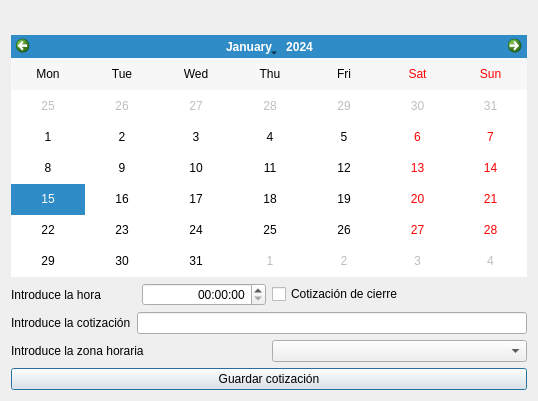
The window that ui/frmQuotesIBM.ui (turulomio/xulpymoney) describes before a commit, drawn with Qt 5.
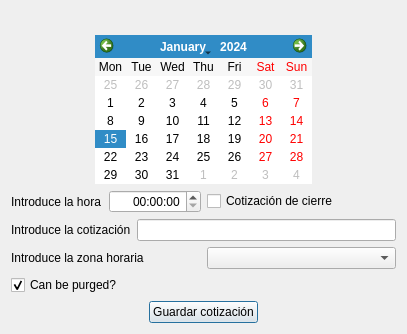
The same window after the commit. Custom widgets are drawn as their Qt base class.

The edit to the form file:
```diff
--- a/ui/frmQuotesIBM.ui
+++ b/ui/frmQuotesIBM.ui
@@ -6,16 +6,16 @@
    <rect>
     <x>0</x>
     <y>0</y>
-    <width>538</width>
-    <height>401</height>
+    <width>407</width>
+    <height>321</height>
    </rect>
   </property>
   <property name="windowTitle">
    <string>Añade una cotización manualmente</string>
   </property>
-  <layout class="QHBoxLayout" name="horizontalLayout_4">
+  <layout class="QHBoxLayout" name="horizontalLayout_6">
    <item>
-    <layout class="QVBoxLayout" name="verticalLayout">
+    <layout class="QVBoxLayout" name="verticalLayout_2">
      <item>
       <widget class="QLabel" name="lblInversion">
        <property name="font">
@@ -32,6 +32,23 @@
       </widget>
      </item>
      <item>
+      <layout class="QVBoxLayout" name="verticalLayout">
+       <item>
+        <layout class="QHBoxLayout" name="horizontalLayout_5">
+         <item>
+          <spacer name="horizontalSpacer">
+           <property name="orientation">
+            <enum>Qt::Horizontal</enum>
+           </property>
+           <property name="sizeHint" stdset="0">
+            <size>
+             <width>40</width>
+             <height>20</height>
+            </size>
+           </property>
+          </spacer>
+         </item>
+         <item>
       <widget class="QCalendarWidget" name="calendar">
        <property name="firstDayOfWeek">
         <enum>Qt::Monday</enum>
@@ -45,6 +62,21 @@
       </widget>
      </item>
      <item>
+          <spacer name="horizontalSpacer_2">
+           <property name="orientation">
+            <enum>Qt::Horizontal</enum>
+           </property>
+           <property name="sizeHint" stdset="0">
+            <size>
+             <width>40</width>
+             <height>20</height>
+            </size>
+           </property>
+          </spacer>
+         </item>
+        </layout>
+       </item>
+       <item>
       <layout class="QHBoxLayout" name="horizontalLayout_3">
        <item>
         <layout class="QHBoxLayout" name="timeLayout">
@@ -102,12 +134,54 @@
       </layout>
      </item>
      <item>
+        <widget class="QCheckBox" name="chkCanBePurged">
+         <property name="text">
+          <string>Can be purged?</string>
+         </property>
+         <property name="checked">
+          <bool>true</bool>
+         </property>
+        </widget>
+       </item>
+       <item>
+        <layout class="QHBoxLayout" name="horizontalLayout_4">
+         <item>
+          <spacer name="horizontalSpacer_3">
+           <property name="orientation">
+            <enum>Qt::Horizontal</enum>
+           </property>
+           <property name="sizeHint" stdset="0">
+            <size>
+             <width>40</width>
+             <height>20</height>
+            </size>
+           </property>
+          </spacer>
+         </item>
+         <item>
       <widget class="QPushButton" name="cmd">
        <property name="text">
         <string>Guardar cotización</string>
        </property>
       </widget>
      </item>
+         <item>
+          <spacer name="horizontalSpacer_4">
+           <property name="orientation">
+            <enum>Qt::Horizontal</enum>
+           </property>
+           <property name="sizeHint" stdset="0">
+            <size>
+             <width>40</width>
+             <height>20</height>
+            </size>
+           </property>
+          </spacer>
+         </item>
+        </layout>
+       </item>
+      </layout>
+     </item>
     </layout>
    </item>
   </layout>
```
Left out of the diff: 8 changed lines with no effect on the pictures. Lines whose indentation alone changed are shown as unchanged.
